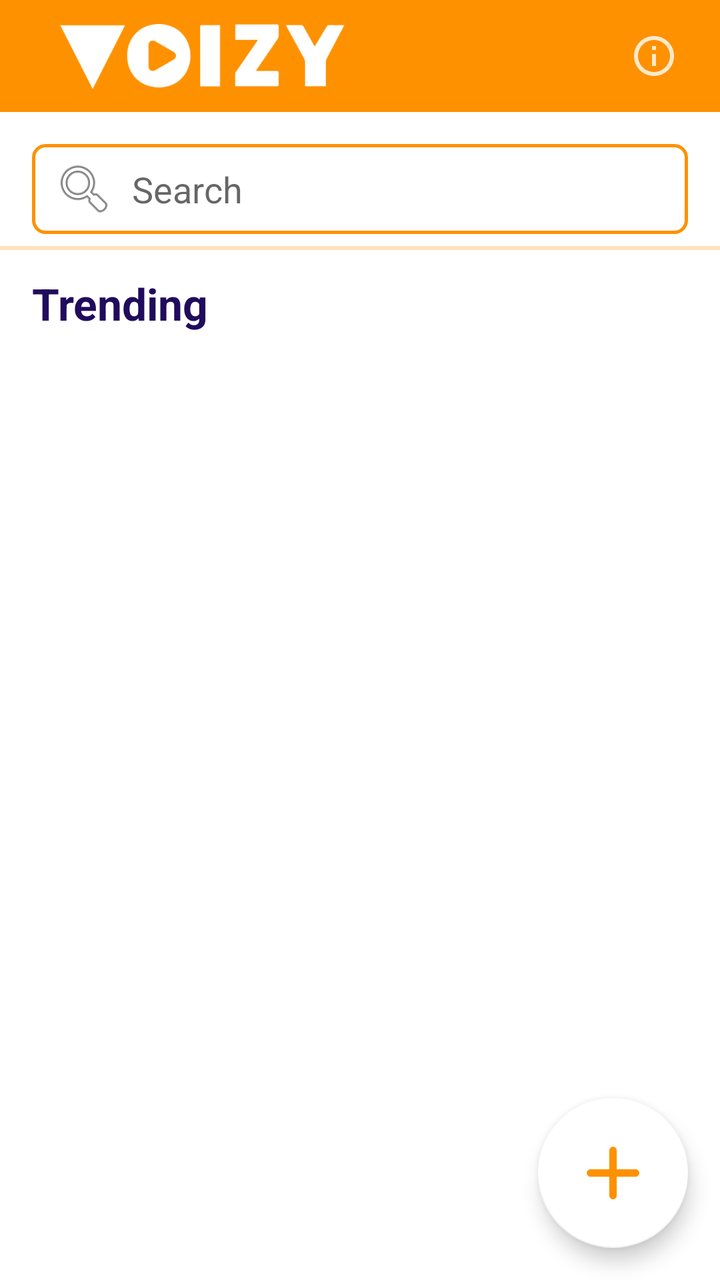
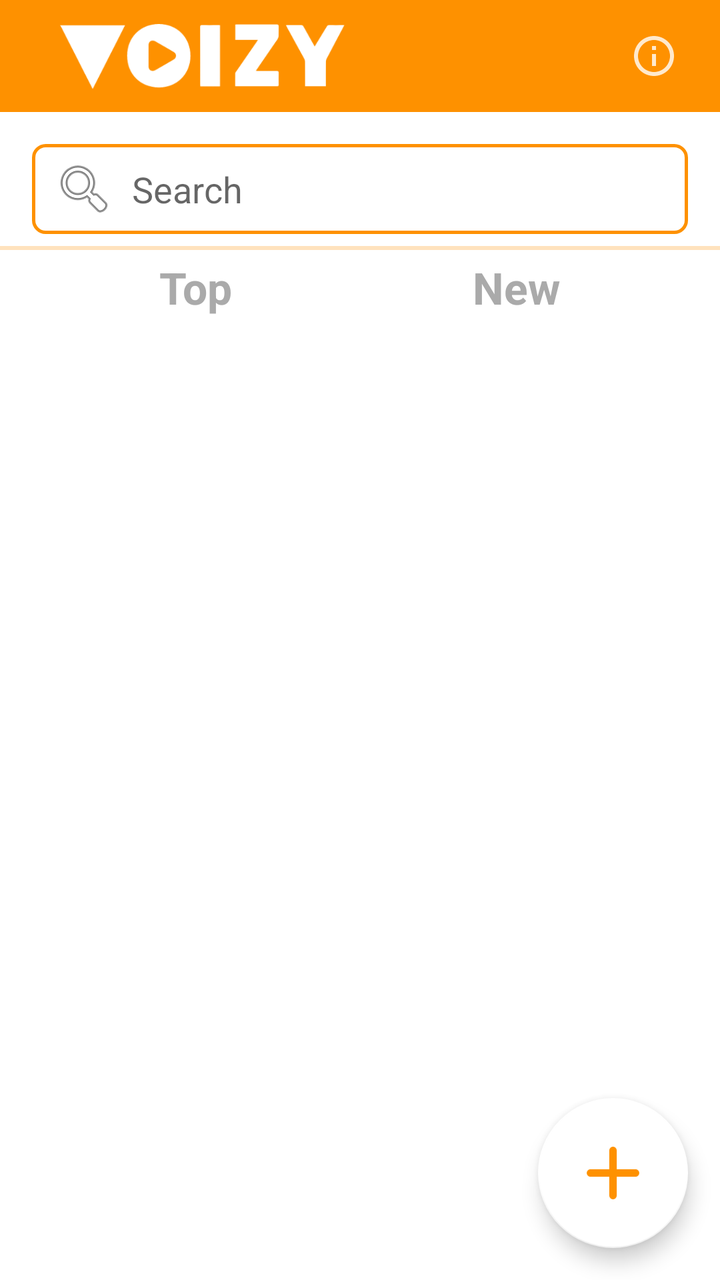

An Android layout rendered at two revisions. The XML below is the earlier revision; the diff shows what the commit changed to produce the second picture.
<!-- AndroidManifest.xml: application theme VoizyTheme.Launcher -->
<!-- res/layout/library_fragment.xml -->
<?xml version="1.0" encoding="utf-8"?>
<androidx.constraintlayout.widget.ConstraintLayout xmlns:app="http://schemas.android.com/apk/res-auto"
    xmlns:android="http://schemas.android.com/apk/res/android"
    android:layout_width="match_parent"
    android:layout_height="match_parent"
    xmlns:tools="http://schemas.android.com/tools"
    android:background="@android:color/white">

    <com.google.android.material.appbar.AppBarLayout
        android:id="@+id/app_bar_layout"
        android:layout_height="?android:attr/actionBarSize"
        android:layout_width="match_parent"
        app:layout_constraintTop_toTopOf="parent">

        <android.widget.Toolbar
            android:id="@+id/toolbar"
            android:theme="@style/VoizyAppBarTheme"
            android:layout_width="match_parent"
            android:layout_height="match_parent"
            android:elevation="4dp">

            <ImageView
                android:layout_width="142.5dp"
                android:layout_height="32.5dp"
                android:layout_marginStart="30dp"
                android:layout_marginTop="12dp"
                android:layout_marginBottom="11.5dp"
                android:src="@drawable/voizy_logo" />

            <ImageButton
                android:id="@+id/btn_privacy_policy"
                android:layout_width="50dp"
                android:layout_height="50dp"
                android:layout_marginEnd="8dp"
                android:layout_gravity="end"
                android:src="@drawable/info_white"
                android:background="@android:color/transparent" />

        </android.widget.Toolbar>

    </com.google.android.material.appbar.AppBarLayout>

    <EditText
        android:id="@+id/et_search"
        android:layout_width="0dp"
        android:layout_height="45dp"
        android:layout_marginTop="16dp"
        android:layout_marginStart="16dp"
        android:layout_marginEnd="16dp"
        app:layout_constraintStart_toStartOf="parent"
        app:layout_constraintTop_toBottomOf="@id/app_bar_layout"
        app:layout_constraintEnd_toEndOf="parent"
        android:drawablePadding="8dp"
        android:foregroundTintMode="@android:color/white"
        android:drawableLeft="@android:drawable/ic_menu_search"
        android:paddingStart="10dp"
        android:hint="Search"
        android:background="@drawable/border_background" />

    <ProgressBar
        android:id="@+id/progress_initial_loader"
        style="?android:attr/progressBarStyleHorizontal"
        android:layout_width="match_parent"
        android:layout_height="10dp"
        android:layout_marginTop="2dp"
        android:indeterminate="true"
        android:progressBackgroundTint="@android:color/transparent"
        android:progressTint="@color/voizy_orange"
        app:layout_constraintTop_toBottomOf="@+id/et_search"
        tools:layout_editor_absoluteX="16dp" />

    <TextView
        android:id="@+id/tv_library_headline"
        android:layout_width="wrap_content"
        android:layout_height="wrap_content"
        android:layout_marginStart="16dp"
        android:layout_marginTop="8dp"
        android:layout_marginBottom="8dp"
        app:layout_constraintStart_toStartOf="parent"
        app:layout_constraintTop_toBottomOf="@+id/progress_initial_loader"
        android:textStyle="bold"
        android:textSize="22sp"
        android:textColor="@color/voizy_purple"
        android:text="@string/trending" />

    <androidx.recyclerview.widget.RecyclerView
        android:id="@+id/rv_voizy_list"
        android:layout_width="match_parent"
        android:layout_height="0dp"
        app:layout_constraintTop_toBottomOf="@+id/tv_library_headline"
        android:layout_marginBottom="8dp"
        android:layout_marginTop="8dp"
        app:layout_constraintBottom_toBottomOf="parent" />

    <RelativeLayout
        android:id="@+id/layout_no_results"
        android:layout_width="wrap_content"
        android:layout_height="wrap_content"
        android:visibility="gone"
        app:layout_constraintBottom_toBottomOf="parent"
        app:layout_constraintEnd_toEndOf="@+id/rv_voizy_list"
        app:layout_constraintStart_toStartOf="@+id/rv_voizy_list"
        app:layout_constraintTop_toBottomOf="@+id/progress_initial_loader"
        app:layout_constraintVertical_bias="0.0">

        <ImageView
            android:id="@+id/iv_no_results"
            android:layout_width="100dp"
            android:layout_height="100dp"
            android:layout_alignParentTop="true"
            android:layout_centerHorizontal="true"
            android:layout_marginTop="0dp"
            android:src="@drawable/no_results" />

        <TextView
            android:id="@+id/tv_no_results_info"
            android:layout_width="wrap_content"
            android:layout_height="wrap_content"
            android:layout_below="@+id/iv_no_results"
            android:layout_marginStart="50dp"
            android:layout_marginEnd="50dp"
            android:gravity="center_horizontal"
            android:letterSpacing="0.01"
            android:lineSpacingExtra="5.5sp"
            android:text="@string/info_no_results"
            android:textColor="@color/voizy_orange"
            android:textSize="21sp" />

        <Button
            android:id="@+id/btn_no_results_create"
            style="@style/VoizyTheme.BorderButton"
            android:layout_width="wrap_content"
            android:layout_height="wrap_content"
            android:layout_below="@+id/tv_no_results_info"
            android:layout_centerHorizontal="true"
            android:layout_marginTop="20dp"
            android:letterSpacing="0.01"
            android:lineSpacingExtra="5.5sp"
            android:text="@string/add"
            android:textColor="@color/voizy_orange" />

    </RelativeLayout>

    <com.google.android.material.floatingactionbutton.FloatingActionButton
        android:id="@+id/fab_create_voizy"
        style="@style/VoizyFloatingButtonStyle"
        android:layout_width="wrap_content"
        android:layout_height="wrap_content"
        android:src="@drawable/round_add_black_48"
        app:fabCustomSize="@dimen/fab_size_big"
        app:layout_constraintBottom_toBottomOf="parent"
        app:layout_constraintEnd_toEndOf="parent"
        app:maxImageSize="@dimen/fab_src_size_big"
        android:visibility="visible" />

</androidx.constraintlayout.widget.ConstraintLayout>
<!-- resources referenced by this layout -->
<resources>
  <color name="voizy_orange">#FE9100</color>
  <color name="voizy_purple">#200B5D</color>
  <dimen name="fab_size_big">75dp</dimen>
  <dimen name="fab_src_size_big">45dp</dimen>
  <!-- drawable border_background (drawable) -->
  <layer-list xmlns:android="http://schemas.android.com/apk/res/android">
      <item>
          <shape>
              <corners android:radius="6dp"/>
              <solid android:color="@android:color/transparent"/>
              <stroke
                  android:width="1.5dp"
                  android:color="@color/voizy_orange"/>
          </shape>
      </item>
  </layer-list>
  <!-- drawable info_white (drawable-anydpi) -->
  <vector xmlns:android="http://schemas.android.com/apk/res/android"
      android:width="24dp"
      android:height="24dp"
      android:viewportWidth="24"
      android:viewportHeight="24"
      android:tint="#FFFFFF"
      android:alpha="0.8">
      <path
          android:fillColor="#FF000000"
          android:pathData="M11,17h2v-6h-2v6zM12,2C6.48,2 2,6.48 2,12s4.48,10 10,10 10,-4.48 10,-10S17.52,2 12,2zM12,20c-4.41,0 -8,-3.59 -8,-8s3.59,-8 8,-8 8,3.59 8,8 -3.59,8 -8,8zM11,9h2L13,7h-2v2z"/>
  </vector>
  <!-- drawable no_results: png bitmap (drawable-hdpi, 6188 bytes) -->
  <!-- drawable round_add_black_48: png bitmap (drawable-hdpi, 219 bytes) -->
  <!-- drawable voizy_logo: png bitmap (drawable-hdpi, 5680 bytes) -->
  <string name="add">"Add"</string>
  <string name="info_no_results">"Oops! No results found. \nWhy not add something related to %s yourself."</string>
  <string name="trending">"Trending"</string>
  <style name="VoizyAppBarTheme" parent="@style/Widget.AppCompat.ActionBar">
          <item name="android:background">@color/voizy_orange</item>
          <item name="android:icon">@drawable/splash_screen_image</item>
      </style>
  <style name="VoizyFloatingButtonStyle" parent="Widget.Design.FloatingActionButton">
          <item name="android:layout_margin">@dimen/fab_margin</item>
          <item name="android:scaleType">center</item>
          <item name="android:tint">@color/voizy_orange</item>
          <item name="backgroundTint">@android:color/white</item>
      </style>
  <style name="VoizyTheme.BorderButton" parent="android:Widget.Material.Button.Borderless">
          <item name="android:background">@drawable/voizy_button_ripples</item>
          <item name="android:textColor">@color/voizy_orange</item>
          <item name="android:foreground">?attr/selectableItemBackground</item>
          <item name="android:padding">15dp</item>
      </style>
  <style name="VoizyTheme.Launcher" parent="VoizyTheme">
          <item name="android:windowBackground">@drawable/splash_screen_drawable</item>
          <item name="android:windowTranslucentStatus">true</item>
          <item name="android:windowTranslucentNavigation">true</item>
      </style>
  <!-- drawable splash_screen_image: png bitmap (drawable, 5870 bytes) -->
  <dimen name="fab_margin">16dp</dimen>
  <!-- drawable voizy_button_ripples (drawable) -->
  <?xml version="1.0" encoding="utf-8"?>
  <ripple xmlns:android="http://schemas.android.com/apk/res/android"
      android:color="@color/voizy_orange">
      <item android:drawable="@drawable/border_background" />
  </ripple>
  <style name="VoizyTheme" parent="@style/Theme.AppCompat.Light.DarkActionBar">
          
          <item name="colorPrimary">@android:color/white</item>
          <item name="colorPrimaryDark">@android:color/white</item>
          <item name="colorAccent">@color/voizy_orange</item>
          <item name="android:statusBarColor">@color/voizy_orange</item>
          <item name="actionBarStyle">@style/VoizyAppBarTheme</item>
      </style>
  <!-- drawable splash_screen_drawable (drawable) -->
  <?xml version="1.0" encoding="utf-8"?>
  <layer-list xmlns:android="http://schemas.android.com/apk/res/android"
      android:opacity="opaque">
  
      <item android:drawable="@color/voizy_orange"/>
  
      <item>
          <bitmap
              android:src="@drawable/splash_screen_image"
              android:gravity="center"/>
      </item>
  
  </layer-list>
</resources>

<!-- the commit's change to res/layout/library_fragment.xml (unified diff, before → after) -->
@@ -69,25 +69,47 @@
         app:layout_constraintTop_toBottomOf="@+id/et_search"
         tools:layout_editor_absoluteX="16dp" />
 
-    <TextView
-        android:id="@+id/tv_library_headline"
-        android:layout_width="wrap_content"
+    <LinearLayout
+        android:id="@+id/tv_library_sort"
+        android:layout_width="match_parent"
         android:layout_height="wrap_content"
-        android:layout_marginStart="16dp"
-        android:layout_marginTop="8dp"
-        android:layout_marginBottom="8dp"
+        android:orientation="horizontal"
+        android:gravity="center_horizontal"
         app:layout_constraintStart_toStartOf="parent"
-        app:layout_constraintTop_toBottomOf="@+id/progress_initial_loader"
-        android:textStyle="bold"
-        android:textSize="22sp"
-        android:textColor="@color/voizy_purple"
-        android:text="@string/trending" />
+        app:layout_constraintTop_toBottomOf="@+id/progress_initial_loader">
+
+        <TextView
+            android:id="@+id/tv_library_sort_top"
+            android:layout_width="wrap_content"
+            android:layout_height="wrap_content"
+            android:layout_gravity="center"
+            android:paddingStart="60dp"
+            android:paddingEnd="60dp"
+            android:text="@string/top"
+            android:textColor="@color/selectable_text"
+            android:textSize="22sp"
+            android:textStyle="bold" />
+
+        <TextView
+            android:id="@+id/tv_library_sort_new"
+            android:layout_width="wrap_content"
+            android:layout_height="wrap_content"
+            android:layout_gravity="center"
+            android:paddingStart="60dp"
+            android:paddingEnd="60dp"
+            android:textStyle="bold"
+            android:textSize="22sp"
+            android:textColor="@color/selectable_text"
+            android:text="@string/sort_new" />
+
+    </LinearLayout>
+
 
     <androidx.recyclerview.widget.RecyclerView
         android:id="@+id/rv_voizy_list"
         android:layout_width="match_parent"
         android:layout_height="0dp"
-        app:layout_constraintTop_toBottomOf="@+id/tv_library_headline"
+        app:layout_constraintTop_toBottomOf="@+id/tv_library_sort"
         android:layout_marginBottom="8dp"
         android:layout_marginTop="8dp"
         app:layout_constraintBottom_toBottomOf="parent" />
<!-- resource entries referenced after the edit -->
@@ -1,7 +1,6 @@
 <!-- resources referenced by this layout -->
 <resources>
   <color name="voizy_orange">#FE9100</color>
-  <color name="voizy_purple">#200B5D</color>
   <dimen name="fab_size_big">75dp</dimen>
   <dimen name="fab_src_size_big">45dp</dimen>
   <!-- drawable border_background (drawable) -->
@@ -33,7 +32,8 @@
   <!-- drawable voizy_logo: png bitmap (drawable-hdpi, 5680 bytes) -->
   <string name="add">"Add"</string>
   <string name="info_no_results">"Oops! No results found. \nWhy not add something related to %s yourself."</string>
-  <string name="trending">"Trending"</string>
+  <string name="sort_new">New</string>
+  <string name="top">Top</string>
   <style name="VoizyAppBarTheme" parent="@style/Widget.AppCompat.ActionBar">
           <item name="android:background">@color/voizy_orange</item>
           <item name="android:icon">@drawable/splash_screen_image</item>
